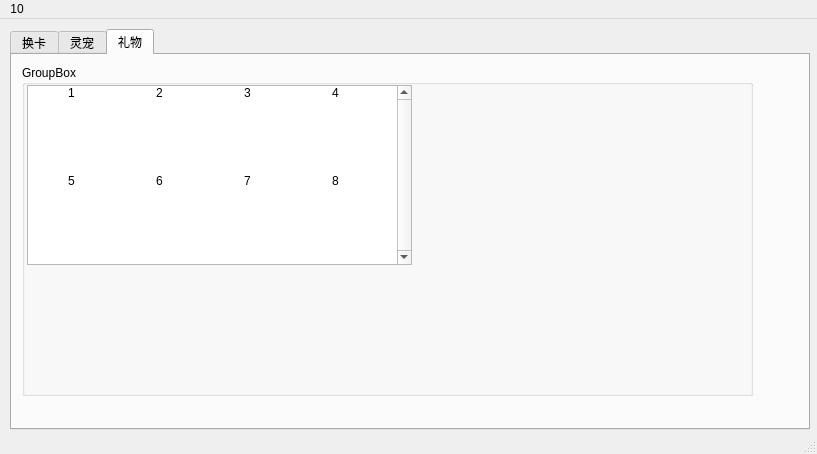
Old version of the form UI_McEx.ui in the repository Ifover/McEx.
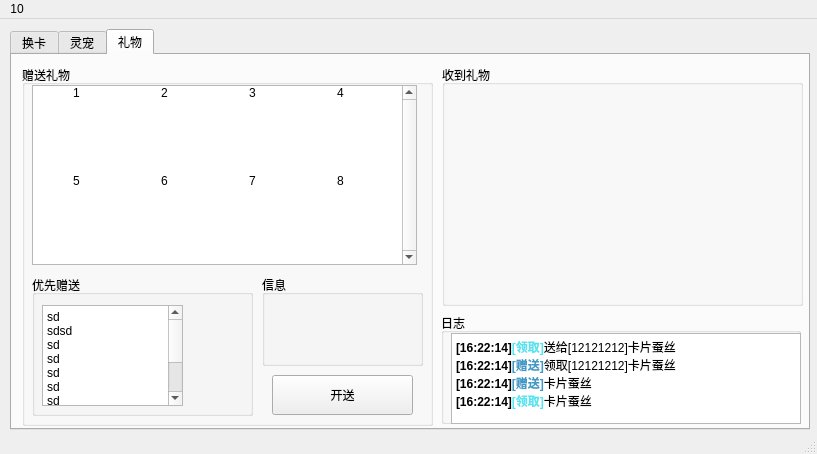
New version of the form. Icons and pictures are not drawn.

```diff
--- a/UI_McEx.ui
+++ b/UI_McEx.ui
@@ -363,17 +363,17 @@
        <rect>
         <x>10</x>
         <y>10</y>
-        <width>731</width>
-        <height>331</height>
+        <width>411</width>
+        <height>361</height>
        </rect>
       </property>
       <property name="title">
-       <string>GroupBox</string>
+       <string>赠送礼物</string>
       </property>
       <widget class="QListWidget" name="listWidget">
        <property name="geometry">
         <rect>
-         <x>5</x>
+         <x>10</x>
          <y>20</y>
          <width>385</width>
          <height>180</height>
@@ -497,6 +497,137 @@
          <string>8</string>
         </property>
        </item>
+      </widget>
+      <widget class="QGroupBox" name="groupBox_4">
+       <property name="geometry">
+        <rect>
+         <x>240</x>
+         <y>210</y>
+         <width>161</width>
+         <height>91</height>
+        </rect>
+       </property>
+       <property name="title">
+        <string>信息</string>
+       </property>
+      </widget>
+      <widget class="QGroupBox" name="groupBox_6">
+       <property name="geometry">
+        <rect>
+         <x>10</x>
+         <y>210</y>
+         <width>221</width>
+         <height>141</height>
+        </rect>
+       </property>
+       <property name="title">
+        <string>优先赠送</string>
+       </property>
+       <widget class="QPlainTextEdit" name="plainTextEdit">
+        <property name="geometry">
+         <rect>
+          <x>10</x>
+          <y>30</y>
+          <width>141</width>
+          <height>101</height>
+         </rect>
+        </property>
+        <property name="plainText">
+         <string>sd
+sdsd
+sd
+sd
+sd
+sd
+sd
+sd
+s
+d</string>
+        </property>
+       </widget>
+      </widget>
+      <widget class="QPushButton" name="pushButton_11">
+       <property name="geometry">
+        <rect>
+         <x>250</x>
+         <y>310</y>
+         <width>141</width>
+         <height>40</height>
+        </rect>
+       </property>
+       <property name="sizePolicy">
+        <sizepolicy hsizetype="Minimum" vsizetype="Maximum">
+         <horstretch>0</horstretch>
+         <verstretch>40</verstretch>
+        </sizepolicy>
+       </property>
+       <property name="minimumSize">
+        <size>
+         <width>0</width>
+         <height>40</height>
+        </size>
+       </property>
+       <property name="sizeIncrement">
+        <size>
+         <width>0</width>
+         <height>40</height>
+        </size>
+       </property>
+       <property name="text">
+        <string>开送</string>
+       </property>
+       <property name="iconSize">
+        <size>
+         <width>20</width>
+         <height>20</height>
+        </size>
+       </property>
+      </widget>
+     </widget>
+     <widget class="QGroupBox" name="groupBox_5">
+      <property name="geometry">
+       <rect>
+        <x>430</x>
+        <y>10</y>
+        <width>361</width>
+        <height>241</height>
+       </rect>
+      </property>
+      <property name="title">
+       <string>收到礼物</string>
+      </property>
+     </widget>
+     <widget class="QGroupBox" name="groupBox_7">
+      <property name="geometry">
+       <rect>
+        <x>429</x>
+        <y>258</y>
+        <width>360</width>
+        <height>111</height>
+       </rect>
+      </property>
+      <property name="title">
+       <string>日志</string>
+      </property>
+      <widget class="QTextBrowser" name="textBrowser">
+       <property name="geometry">
+        <rect>
+         <x>10</x>
+         <y>20</y>
+         <width>350</width>
+         <height>91</height>
+        </rect>
+       </property>
+       <property name="html">
+        <string>&lt;!DOCTYPE HTML PUBLIC &quot;-//W3C//DTD HTML 4.0//EN&quot; &quot;http://www.w3.org/TR/REC-html40/strict.dtd&quot;&gt;
+&lt;html&gt;&lt;head&gt;&lt;meta name=&quot;qrichtext&quot; content=&quot;1&quot; /&gt;&lt;style type=&quot;text/css&quot;&gt;
+p, li { white-space: pre-wrap; }
+&lt;/style&gt;&lt;/head&gt;&lt;body style=&quot; font-family:'SimSun'; font-size:9pt; font-weight:400; font-style:normal;&quot;&gt;
+&lt;p style=&quot; margin-top:0px; margin-bottom:0px; margin-left:0px; margin-right:0px; -qt-block-indent:0; text-indent:0px;&quot;&gt;&lt;span style=&quot; font-weight:696;&quot;&gt;[16:22:14]&lt;/span&gt;&lt;span style=&quot; font-weight:696; color:#57e4ef;&quot;&gt;[领取]&lt;/span&gt;送给[12121212]卡片蚕丝&lt;/p&gt;
+&lt;p style=&quot; margin-top:0px; margin-bottom:0px; margin-left:0px; margin-right:0px; -qt-block-indent:0; text-indent:0px;&quot;&gt;&lt;span style=&quot; font-weight:696;&quot;&gt;[16:22:14]&lt;/span&gt;&lt;span style=&quot; font-weight:696; color:#3f99c7;&quot;&gt;[赠送]&lt;/span&gt;领取[12121212]卡片蚕丝&lt;/p&gt;
+&lt;p style=&quot; margin-top:0px; margin-bottom:0px; margin-left:0px; margin-right:0px; -qt-block-indent:0; text-indent:0px;&quot;&gt;&lt;span style=&quot; font-weight:696;&quot;&gt;[16:22:14]&lt;/span&gt;&lt;span style=&quot; font-weight:696; color:#3f99c7;&quot;&gt;[赠送]&lt;/span&gt;卡片蚕丝&lt;/p&gt;
+&lt;p style=&quot; margin-top:0px; margin-bottom:0px; margin-left:0px; margin-right:0px; -qt-block-indent:0; text-indent:0px;&quot;&gt;&lt;span style=&quot; font-weight:696;&quot;&gt;[16:22:14]&lt;/span&gt;&lt;span style=&quot; font-weight:696; color:#57e4ef;&quot;&gt;[领取]&lt;/span&gt;卡片蚕丝 &lt;/p&gt;&lt;/body&gt;&lt;/html&gt;</string>
+       </property>
       </widget>
      </widget>
     </widget>
```
